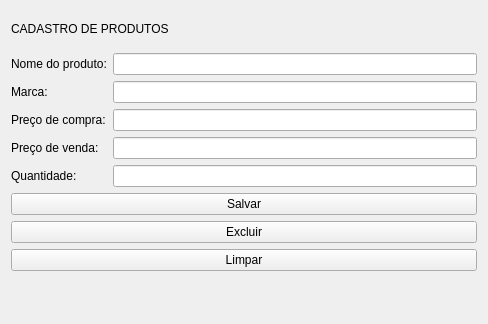
Above: ui/ui_produtos.ui from mateusangeli/projetoMat-Con before the change. Below: the same form after it.
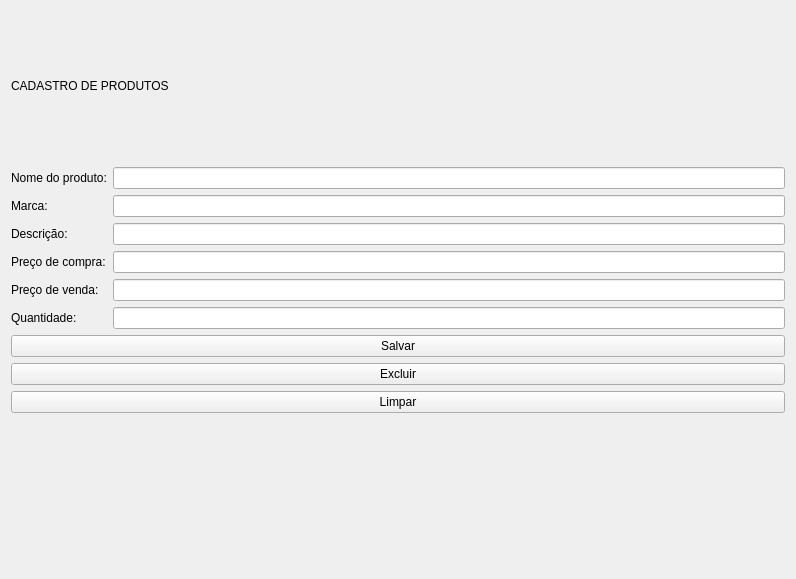
That is the form after the change.

Diff of the .ui file:
```diff
--- a/ui/ui_produtos.ui
+++ b/ui/ui_produtos.ui
@@ -6,8 +6,8 @@
    <rect>
     <x>0</x>
     <y>0</y>
-    <width>488</width>
-    <height>324</height>
+    <width>796</width>
+    <height>579</height>
    </rect>
   </property>
   <property name="windowTitle">
@@ -45,36 +45,46 @@
        <item row="1" column="1">
         <widget class="QLineEdit" name="marca"/>
        </item>
-       <item row="2" column="0">
+       <item row="3" column="0">
         <widget class="QLabel" name="label_4">
          <property name="text">
           <string>Preço de compra:</string>
          </property>
         </widget>
        </item>
-       <item row="2" column="1">
+       <item row="3" column="1">
         <widget class="QLineEdit" name="precocompra"/>
        </item>
-       <item row="3" column="0">
+       <item row="4" column="0">
         <widget class="QLabel" name="label_6">
          <property name="text">
           <string>Preço de venda:</string>
          </property>
         </widget>
        </item>
-       <item row="3" column="1">
+       <item row="4" column="1">
         <widget class="QLineEdit" name="precovenda"/>
        </item>
-       <item row="4" column="0">
+       <item row="5" column="0">
         <widget class="QLabel" name="label_5">
          <property name="text">
           <string>Quantidade:</string>
          </property>
         </widget>
        </item>
-       <item row="4" column="1">
+       <item row="5" column="1">
         <widget class="QLineEdit" name="quantidade"/>
        </item>
+       <item row="2" column="0">
+        <widget class="QLabel" name="label_7">
+         <property name="text">
+          <string>Descrição:</string>
+         </property>
+        </widget>
+       </item>
+       <item row="2" column="1">
+        <widget class="QLineEdit" name="descricao"/>
+       </item>
       </layout>
      </item>
      <item>
```
